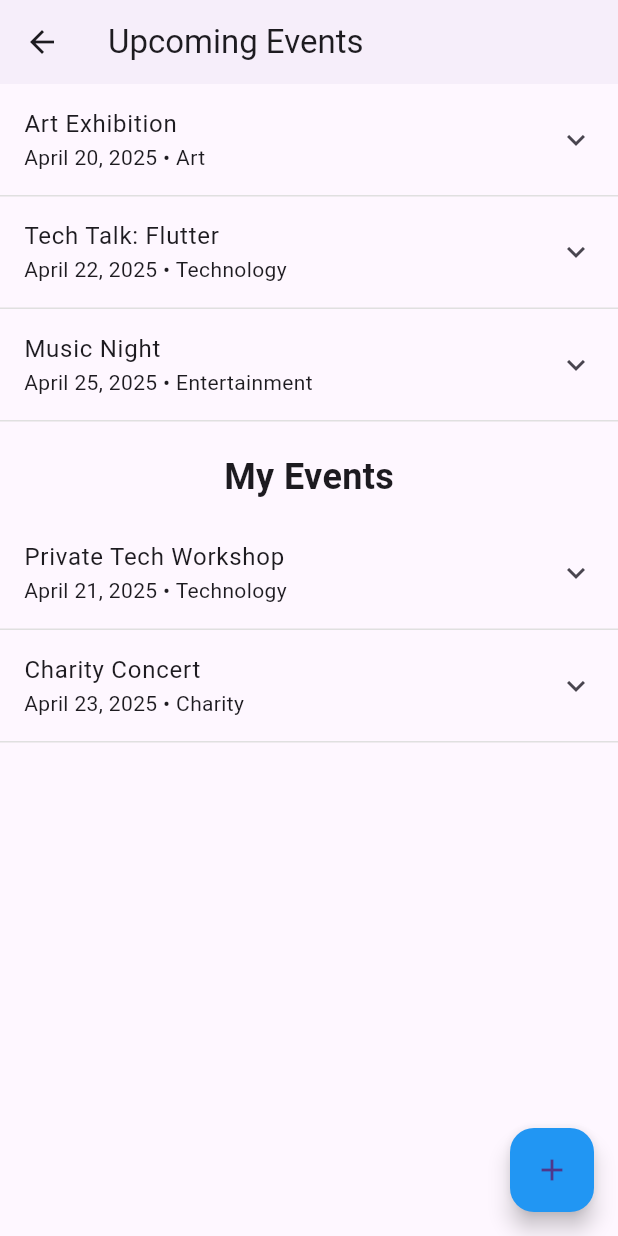
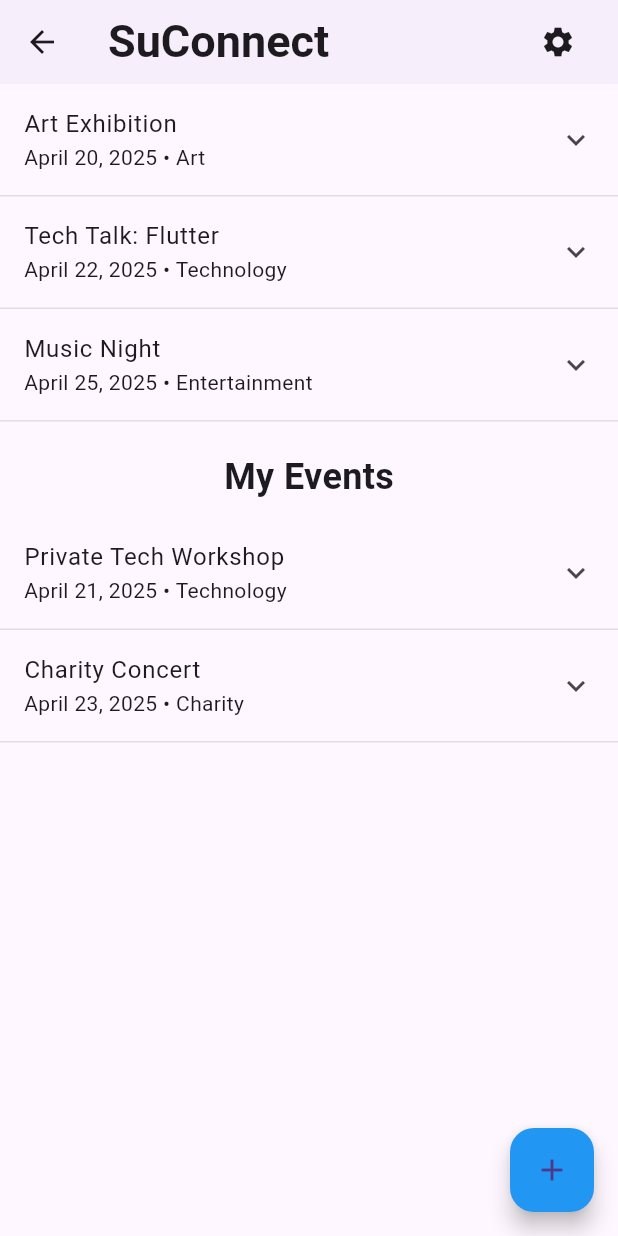
Before and after one commit to BoraComert/CS310_Group10, a Flutter app: the EventListScreen screen opened directly, on a phone screen of 412 x 824 dp. Run offline on Flutter 3.47's test engine with Material 3 defaults, Android fonts, the phone set to English and light mode, and no system bars; our stand-ins replace table_calendar.

Commit message:
removed unnecessary comments

```diff
--- a/lib/main_screen.dart
+++ b/lib/main_screen.dart
@@ -1,39 +1,6 @@
 import 'package:flutter/material.dart';
 import 'Create_Event_Screen.dart';
 
-/*
-// ABİ BURA NE ALAKA NİE 2 VOİD MAİN VAR BİZİM VOİD MAİN ZATEN MAİN.DART'TA
-void main() {
-  runApp(const MyApp());
-}
-
-class MyApp extends StatelessWidget {
-  const MyApp({super.key});
-
-  @override
-  Widget build(BuildContext context) {
-    return  MaterialApp(
-      debugShowCheckedModeBanner: false,
-      home: Scaffold(
-        appBar: AppBar(
-        title: Text(
-          "SuConnect",
-          style: TextStyle(fontSize: 30, fontWeight: FontWeight.bold),
-        ),
-          actions: [
-          IconButton(
-            icon: const Icon(Icons.settings, color: Colors.black),
-            onPressed: () {},
-          ),
-        ],
-      ),
-        body: EventListScreen(),
-
-     ),
-     );
-
-  }
-}*/
 
 class SuEvent {
   final String title;
@@ -106,10 +73,26 @@ class _EventListScreenState extends State<EventListScreen> {
   @override
   Widget build(BuildContext context) {
     return Scaffold(
-      appBar: AppBar(
-        title: const Text('Upcoming Events'),
-        elevation: 1,
+     appBar: AppBar(
+  elevation: 1,
+  title: Row(
+    mainAxisAlignment: MainAxisAlignment.spaceBetween,
+    children: [
+      const Text(
+        'SuConnect',
+        style: TextStyle(fontSize: 30, fontWeight: FontWeight.bold),
       ),
+      IconButton(
+        icon: const Icon(Icons.settings),
+        onPressed: () {
+          // Navigate to settings or perform some action
+          print("Settings tapped");
+        },
+      ),
+    ],
+  ),
+),
+
       body: ListView(
         children: [
           // Upcoming Events Section
```
